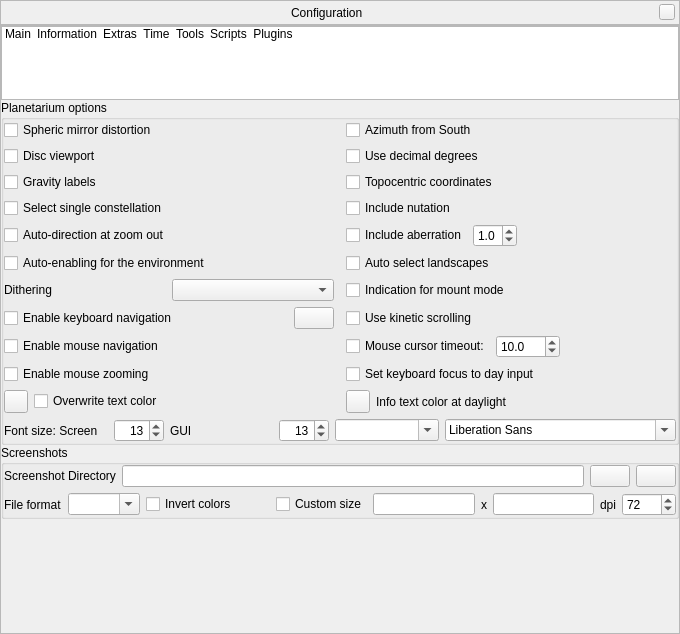
Before: the Qt Designer form src/gui/configurationDialog.ui in Stellarium/stellarium, drawn with Qt 5.
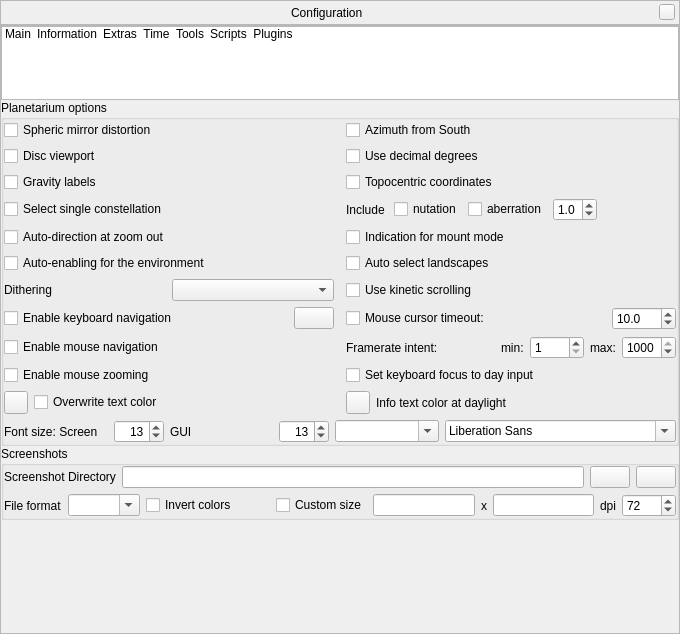
After: the same form once the commit is applied. The open tabs and pages were chosen to show the change. Icons and pictures are not drawn. Custom widgets are drawn as their Qt base class.

Commit message:
Make fps intent settings available in the GUI (#3073)
- May help people running RemoteDesktop

Patch:
```diff
--- a/src/gui/configurationDialog.ui
+++ b/src/gui/configurationDialog.ui
@@ -2030,16 +2030,6 @@
                </item>
               </layout>
              </item>
-             <item row="13" column="3">
-              <widget class="QCheckBox" name="kineticScrollingCheckBox">
-               <property name="toolTip">
-                <string>Kinetic scrolling means dragging text panels directly instead of dragging window handles.</string>
-               </property>
-               <property name="text">
-                <string>Use kinetic scrolling</string>
-               </property>
-              </widget>
-             </item>
              <item row="9" column="1">
               <widget class="QCheckBox" name="autoEnableEnvironmentCheckBox">
                <property name="toolTip">
@@ -2060,26 +2050,6 @@
                </property>
               </widget>
              </item>
-             <item row="12" column="3">
-              <widget class="QCheckBox" name="indicationMountModeCheckBox">
-               <property name="toolTip">
-                <string>Flash a short message when toggling mount mode.</string>
-               </property>
-               <property name="text">
-                <string>Indication for mount mode</string>
-               </property>
-              </widget>
-             </item>
-             <item row="4" column="3">
-              <widget class="QCheckBox" name="nutationCheckBox">
-               <property name="toolTip">
-                <string>Nutation is a small wobble of Earth's axis, amounting to a few arcseconds.</string>
-               </property>
-               <property name="text">
-                <string>Include nutation</string>
-               </property>
-              </widget>
-             </item>
              <item row="16" column="1">
               <widget class="QCheckBox" name="enableMouseNavigationCheckBox">
                <property name="toolTip">
@@ -2100,104 +2070,6 @@
                </property>
               </widget>
              </item>
-             <item row="16" column="3">
-              <layout class="QHBoxLayout" name="mouseTimeoutLayout">
-               <item>
-                <widget class="QCheckBox" name="mouseTimeoutCheckbox">
-                 <property name="toolTip">
-                  <string>Hides the mouse cursor when inactive</string>
-                 </property>
-                 <property name="text">
-                  <string>Mouse cursor timeout:</string>
-                 </property>
-                </widget>
-               </item>
-               <item>
-                <widget class="QDoubleSpinBox" name="mouseTimeoutSpinBox">
-                 <property name="maximumSize">
-                  <size>
-                   <width>16777215</width>
-                   <height>24</height>
-                  </size>
-                 </property>
-                 <property name="toolTip">
-                  <string>seconds</string>
-                 </property>
-                 <property name="decimals">
-                  <number>1</number>
-                 </property>
-                 <property name="minimum">
-                  <double>0.000000000000000</double>
-                 </property>
-                 <property name="maximum">
-                  <double>3600.000000000000000</double>
-                 </property>
-                 <property name="value">
-                  <double>10.000000000000000</double>
-                 </property>
-                </widget>
-               </item>
-               <item>
-                <spacer name="horizontalSpacer">
-                 <property name="orientation">
-                  <enum>Qt::Horizontal</enum>
-                 </property>
-                 <property name="sizeHint" stdset="0">
-                  <size>
-                   <width>30</width>
-                   <height>20</height>
-                  </size>
-                 </property>
-                </spacer>
-               </item>
-              </layout>
-             </item>
-             <item row="5" column="3">
-              <layout class="QHBoxLayout" name="aberrationHorizontalLayout">
-               <item>
-                <widget class="QCheckBox" name="aberrationCheckBox">
-                 <property name="toolTip">
-                  <string>Annual aberration is an annual wobble in positions, amounting to max. about 20 arcseconds for observers on Earth.</string>
-                 </property>
-                 <property name="text">
-                  <string>Include aberration</string>
-                 </property>
-                </widget>
-               </item>
-               <item>
-                <widget class="QDoubleSpinBox" name="aberrationSpinBox">
-                 <property name="toolTip">
-                  <string>Exaggerate aberration (for didactic explanations)</string>
-                 </property>
-                 <property name="decimals">
-                  <number>1</number>
-                 </property>
-                 <property name="maximum">
-                  <double>5.000000000000000</double>
-                 </property>
-                 <property name="singleStep">
-                  <double>0.100000000000000</double>
-                 </property>
-                 <property name="value">
-                  <double>1.000000000000000</double>
-                 </property>
-                </widget>
-               </item>
-               <item>
-                <spacer name="horizontalSpacer_4">
-                 <property name="orientation">
-                  <enum>Qt::Horizontal</enum>
-                 </property>
-                 <property name="sizeHint" stdset="0">
-                  <size>
-                   <width>40</width>
-                   <height>20</height>
-                  </size>
-                 </property>
-                </spacer>
-               </item>
-              </layout>
-             </item>
              <item row="18" column="1">
               <layout class="QHBoxLayout" name="horizontalLayout_15">
                <item>
@@ -2327,6 +2199,217 @@
                </property>
               </widget>
              </item>
+             <item row="4" column="3">
+              <layout class="QHBoxLayout" name="aberrationHorizontalLayout">
+               <item>
+                <widget class="QLabel" name="label_Include">
+                 <property name="text">
+                  <string>Include </string>
+                 </property>
+                </widget>
+               </item>
+               <item>
+                <widget class="QCheckBox" name="nutationCheckBox">
+                 <property name="toolTip">
+                  <string>Nutation is a small wobble of Earth's axis, amounting to a few arcseconds.</string>
+                 </property>
+                 <property name="text">
+                  <string>nutation</string>
+                 </property>
+                </widget>
+               </item>
+               <item>
+                <widget class="QCheckBox" name="aberrationCheckBox">
+                 <property name="toolTip">
+                  <string>Annual aberration is an annual wobble in positions, amounting to max. about 20 arcseconds for observers on Earth.</string>
+                 </property>
+                 <property name="text">
+                  <string>aberration</string>
+                 </property>
+                </widget>
+               </item>
+               <item>
+                <widget class="QDoubleSpinBox" name="aberrationSpinBox">
+                 <property name="toolTip">
+                  <string>Exaggerate aberration (for didactic explanations)</string>
+                 </property>
+                 <property name="decimals">
+                  <number>1</number>
+                 </property>
+                 <property name="maximum">
+                  <double>5.000000000000000</double>
+                 </property>
+                 <property name="singleStep">
+                  <double>0.100000000000000</double>
+                 </property>
+                 <property name="value">
+                  <double>1.000000000000000</double>
+                 </property>
+                </widget>
+               </item>
+               <item>
+                <spacer name="horizontalSpacer_4">
+                 <property name="orientation">
+                  <enum>Qt::Horizontal</enum>
+                 </property>
+                 <property name="sizeHint" stdset="0">
+                  <size>
+                   <width>40</width>
+                   <height>20</height>
+                  </size>
+                 </property>
+                </spacer>
+               </item>
+              </layout>
+             </item>
+             <item row="5" column="3">
+              <widget class="QCheckBox" name="indicationMountModeCheckBox">
+               <property name="toolTip">
+                <string>Flash a short message when toggling mount mode.</string>
+               </property>
+               <property name="text">
+                <string>Indication for mount mode</string>
+               </property>
+              </widget>
+             </item>
+             <item row="12" column="3">
+              <widget class="QCheckBox" name="kineticScrollingCheckBox">
+               <property name="toolTip">
+                <string>Kinetic scrolling means dragging text panels directly instead of dragging window handles.</string>
+               </property>
+               <property name="text">
+                <string>Use kinetic scrolling</string>
+               </property>
+              </widget>
+             </item>
+             <item row="13" column="3">
+              <layout class="QHBoxLayout" name="mouseTimeoutLayout">
+               <item>
+                <widget class="QCheckBox" name="mouseTimeoutCheckbox">
+                 <property name="toolTip">
+                  <string>Hides the mouse cursor when inactive</string>
+                 </property>
+                 <property name="text">
+                  <string>Mouse cursor timeout:</string>
+                 </property>
+                </widget>
+               </item>
+               <item>
+                <spacer name="horizontalSpacer">
+                 <property name="orientation">
+                  <enum>Qt::Horizontal</enum>
+                 </property>
+                 <property name="sizeHint" stdset="0">
+                  <size>
+                   <width>30</width>
+                   <height>20</height>
+                  </size>
+                 </property>
+                </spacer>
+               </item>
+               <item>
+                <widget class="QDoubleSpinBox" name="mouseTimeoutSpinBox">
+                 <property name="maximumSize">
+                  <size>
+                   <width>16777215</width>
+                   <height>24</height>
+                  </size>
+                 </property>
+                 <property name="toolTip">
+                  <string>seconds</string>
+                 </property>
+                 <property name="keyboardTracking">
+                  <bool>false</bool>
+                 </property>
+                 <property name="decimals">
+                  <number>1</number>
+                 </property>
+                 <property name="minimum">
+                  <double>0.000000000000000</double>
+                 </property>
+                 <property name="maximum">
+                  <double>3600.000000000000000</double>
+                 </property>
+                 <property name="value">
+                  <double>10.000000000000000</double>
+                 </property>
+                </widget>
+               </item>
+              </layout>
+             </item>
+             <item row="16" column="3">
+              <layout class="QHBoxLayout" name="horizontalLayout_fps">
+               <item>
+                <widget class="QLabel" name="label_fpsIntent">
+                 <property name="text">
+                  <string>Framerate intent:</string>
+                 </property>
+                </widget>
+               </item>
+               <item>
+                <spacer name="horizontalSpacer_6">
+                 <property name="orientation">
+                  <enum>Qt::Horizontal</enum>
+                 </property>
+                 <property name="sizeHint" stdset="0">
+                  <size>
+                   <width>40</width>
+                   <height>20</height>
+                  </size>
+                 </property>
+                </spacer>
+               </item>
+               <item>
+                <widget class="QLabel" name="label_min">
+                 <property name="text">
+                  <string>min:</string>
+                 </property>
+                </widget>
+               </item>
+               <item>
+                <widget class="QSpinBox" name="minFpsSpinBox">
+                 <property name="toolTip">
+                  <string>Minimum intended FPS between user interaction. Set very low to conserve energy or save CPU use.</string>
+                 </property>
+                 <property name="keyboardTracking">
+                  <bool>false</bool>
+                 </property>
+                 <property name="minimum">
+                  <number>1</number>
+                 </property>
+                 <property name="maximum">
+                  <number>1000</number>
+                 </property>
+                </widget>
+               </item>
+               <item>
+                <widget class="QLabel" name="label_max">
+                 <property name="text">
+                  <string>max:</string>
+                 </property>
+                </widget>
+               </item>
+               <item>
+                <widget class="QSpinBox" name="maxFpsSpinBox">
+                 <property name="toolTip">
+                  <string>Maximum allowed FPS. 1000 just means &quot;as fast as possible&quot;. </string>
+                 </property>
+                 <property name="keyboardTracking">
+                  <bool>false</bool>
+                 </property>
+                 <property name="minimum">
+                  <number>5</number>
+                 </property>
+                 <property name="maximum">
+                  <number>1000</number>
+                 </property>
+                 <property name="value">
+                  <number>1000</number>
+                 </property>
+                </widget>
+               </item>
+              </layout>
+             </item>
             </layout>
            </widget>
           </item>
```
The commit also changes 5 other files.
